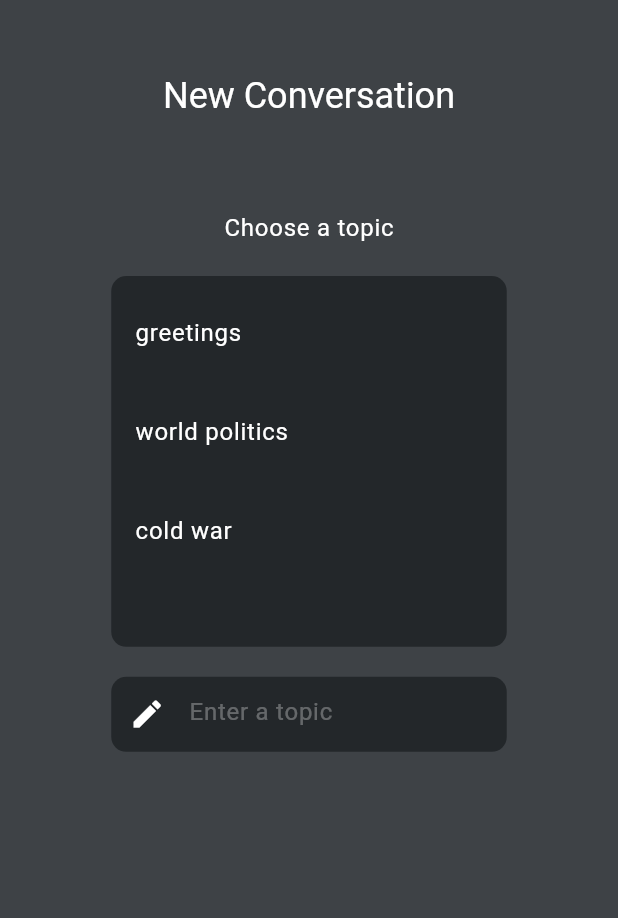
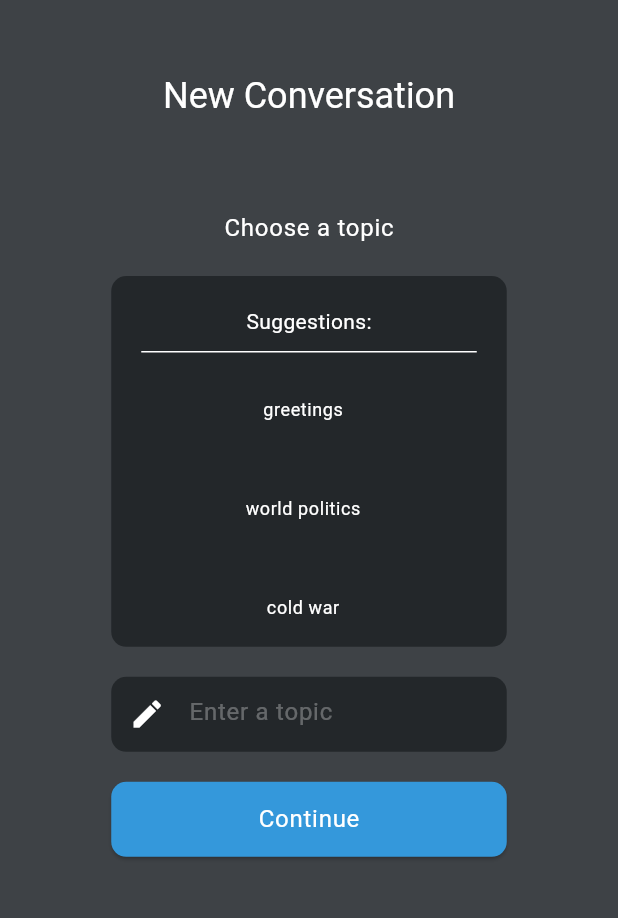
Before and after one commit to John-Ad/multilingual_chat, a Flutter app: the screen it shows after launch, after a tap on the "add" icon, on a phone screen of 412 x 824 dp, the part 72-990 px from its top. Run offline on Flutter 3.47's test engine with Material 2 defaults, Android fonts, the phone set to English and light mode, and no system bars; our stand-ins replace sqflite; accounts and stored records are empty; statements that could not run were skipped.

Commit message:
added continue button

```diff
--- a/lib/views/newConversation.dart
+++ b/lib/views/newConversation.dart
@@ -98,14 +98,41 @@ class _NewConversationState extends State<NewConversation> {
                       ),
                       child: ListView(
                         children: [
+                          Padding(
+                            padding: const EdgeInsets.fromLTRB(0, 20, 0, 0),
+                            child: Center(
+                              child: Text(
+                                "Suggestions:",
+                                style: theme.textTheme.bodyMedium!.copyWith(
+                                  color: theme.colorScheme.onPrimary,
+                                ),
+                              ),
+                            ),
+                          ),
+                          Padding(
+                            padding: const EdgeInsets.fromLTRB(20, 10, 20, 0),
+                            child: Container(
+                              height: 1,
+                              decoration: BoxDecoration(
+                                border: Border(
+                                  bottom: BorderSide(
+                                    color: theme.colorScheme.onPrimary,
+                                    width: 1,
+                                  ),
+                                ),
+                              ),
+                            ),
+                          ),
                           for (var topic in topics)
                             Padding(
                               padding: const EdgeInsets.fromLTRB(0, 10, 0, 0),
                               child: ListTile(
-                                title: Text(
-                                  topic,
-                                  style: theme.textTheme.bodyLarge!.copyWith(
-                                    color: theme.colorScheme.onPrimary,
+                                title: Center(
+                                  child: Text(
+                                    topic,
+                                    style: theme.textTheme.bodySmall!.copyWith(
+                                      color: theme.colorScheme.onPrimary,
+                                    ),
                                   ),
                                 ),
                                 onTap: () {
@@ -155,6 +182,29 @@ class _NewConversationState extends State<NewConversation> {
                       ),
                     ),
                   ),
+                  Padding(
+                    padding: const EdgeInsets.fromLTRB(0, 20, 0, 0),
+                    child: SizedBox(
+                      width: (MediaQuery.of(context).size.width * 0.8) * 0.8,
+                      height: 50,
+                      child: ElevatedButton(
+                        onPressed: _addConversation,
+                        style: ElevatedButton.styleFrom(
+                          backgroundColor: theme.colorScheme.tertiary,
+                          shape: RoundedRectangleBorder(
+                            borderRadius: BorderRadius.circular(10.0),
+                          ),
+                          padding: const EdgeInsets.fromLTRB(40, 10, 40, 10),
+                        ),
+                        child: Text(
+                          'Continue',
+                          style: theme.textTheme.bodyLarge!.copyWith(
+                            color: theme.colorScheme.onPrimary,
+                          ),
+                        ),
+                      ),
+                    ),
+                  )
                 ],
               ),
             ),
```
